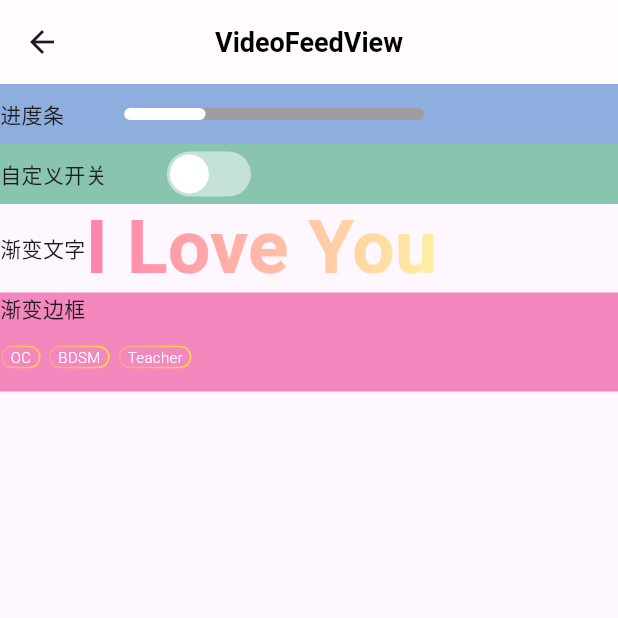
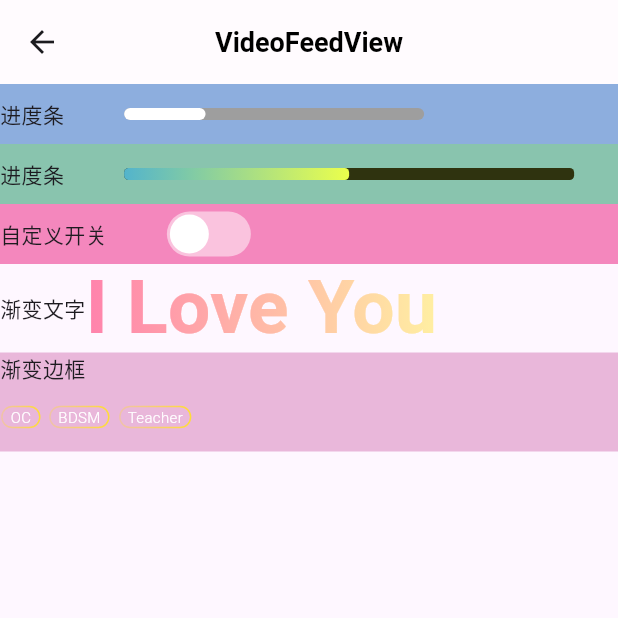
Before and after one commit to yanmingLiu/flutter_getx, a Flutter app: the VideoFeedView screen opened directly, on a phone screen of 412 x 824 dp, the top half of it. Run offline on Flutter 3.47's test engine with Material 3 defaults, Android fonts, the phone set to English and light mode, and no system bars; our stand-ins replace connectivity_plus, drift, flutter_secure_storage, flutter_smart_dialog, get, get_storage and 2 more; missing offline and left inert: drift_db_viewer; accounts and stored records are empty; generated files the repository leaves out were written again.

Commit message:
feat: gradient_progress_bar

```diff
--- a/lib/app/modules/videoFeed/views/video_feed_view.dart
+++ b/lib/app/modules/videoFeed/views/video_feed_view.dart
@@ -5,6 +5,7 @@ import 'package:flutter_smart_dialog/flutter_smart_dialog.dart';
 import 'package:get/get.dart';
 import 'package:getx_demo1/app/widgets/custom_cupertino_switch.dart';
 import 'package:getx_demo1/app/widgets/gradient_bound_painter.dart';
+import 'package:getx_demo1/app/widgets/gradient_progress_bar.dart';
 import 'package:getx_demo1/app/widgets/gradient_text.dart';
 import 'package:getx_demo1/app/widgets/progress_bar.dart';
 
@@ -35,6 +36,7 @@ class VideoFeedView extends GetView<VideoFeedController> {
           crossAxisAlignment: CrossAxisAlignment.stretch,
           children: [
             _buildProgress(),
+            _buildProgress2(),
             _buildSwitch(),
             _buildGradientText(),
             _buildTags(),
@@ -173,4 +175,25 @@ class VideoFeedView extends GetView<VideoFeedController> {
       ),
     );
   }
+
+  Container _buildProgress2() {
+    return Container(
+      height: 40,
+      color: randomColor(),
+      child: const Row(
+        children: [
+          Text('进度条'),
+          SizedBox(width: 40),
+          GradientProgressBar(
+            progress: 0.5, // 设置进度百分比，0.0 - 1.0
+            width: 300, // 宽度
+            height: 8, // 高度
+            gradientColors: [Color(0xFF53B4CC), Color(0xFFEBFF4C)], // 渐变色
+            trackColor: Color(0xFF2F330F), // 轨道颜色
+            borderRadius: 3, // 圆角
+          ),
+        ],
+      ),
+    );
+  }
 }
--- /dev/null
+++ b/lib/app/widgets/gradient_progress_bar.dart
@@ -0,0 +1,54 @@
+import 'package:flutter/material.dart';
+
+class GradientProgressBar extends StatelessWidget {
+  final double progress; // 当前进度，0.0 - 1.0
+  final double width;
+  final double height;
+  final List<Color> gradientColors; // 渐变色列表
+  final Color trackColor; // 轨道颜色
+  final double borderRadius; // 圆角半径
+
+  const GradientProgressBar({
+    Key? key,
+    required this.progress,
+    this.width = 250,
+    this.height = 6,
+    this.gradientColors = const [Color(0xFF53B4CC), Color(0xFFEBFF4C)], // 默认渐变色
+    this.trackColor = const Color(0xFF2F330F), // 默认轨道颜色
+    this.borderRadius = 3.0,
+  })  : assert(progress >= 0.0 && progress <= 1.0, 'Progress must be between 0.0 and 1.0'),
+        super(key: key);
+
+  @override
+  Widget build(BuildContext context) {
+    return Container(
+      width: width,
+      height: height,
+      decoration: BoxDecoration(
+        color: trackColor,
+        borderRadius: BorderRadius.circular(borderRadius),
+      ),
+      child: Stack(
+        children: [
+          // 渐变色进度条
+          Positioned.fill(
+            child: FractionallySizedBox(
+              alignment: Alignment.centerLeft,
+              widthFactor: progress, // 根据进度调整宽度
+              child: Container(
+                decoration: BoxDecoration(
+                  gradient: LinearGradient(
+                    colors: gradientColors,
+                    begin: Alignment.centerLeft,
+                    end: Alignment.centerRight,
+                  ),
+                  borderRadius: BorderRadius.circular(borderRadius),
+                ),
+              ),
+            ),
+          ),
+        ],
+      ),
+    );
+  }
+}
```
